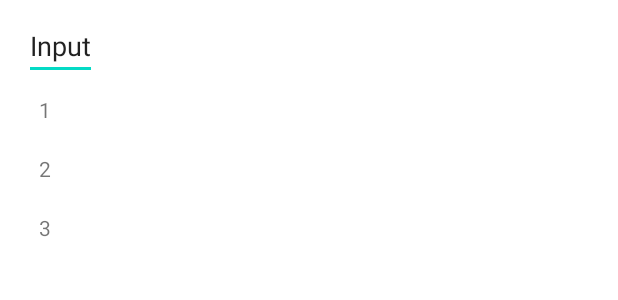
After one commit to barsimark/Hackathon-JunctionX-2022, an Android app: the layout activity_jar_add.xml on its own in the app's theme, with its tools: preview values and no code run, on a phone screen of 412 x 824 dp. The commit adds this screen. Shown: the top 300 px of the screen. Run offline under Robolectric (Android 15) with nearby library versions, the phone set to English and light mode, and no system bars; network calls fail.

Commit message:
jaractivity recyclerview done, add jar activity started

```diff
--- a/JunctionX22/app/src/main/AndroidManifest.xml
+++ b/JunctionX22/app/src/main/AndroidManifest.xml
@@ -16,6 +16,9 @@
         android:theme="@style/Theme.JunctionX22"
         tools:targetApi="31">
         <activity
+            android:name=".jar.JarAddActivity"
+            android:exported="false" />
+        <activity
             android:name=".jar.JarActivity"
             android:exported="false" />
         <activity
--- /dev/null
+++ b/JunctionX22/app/src/main/java/myapplication/junctionx22/model/JarItem.kt
@@ -0,0 +1,6 @@
+package myapplication.junctionx22.model
+
+data class JarItem(
+    val title: String,
+    val sum: Int
+)
--- /dev/null
+++ b/JunctionX22/app/src/main/res/layout/activity_jar_add.xml
@@ -0,0 +1,39 @@
+<?xml version="1.0" encoding="utf-8"?>
+<LinearLayout xmlns:android="http://schemas.android.com/apk/res/android"
+    xmlns:tools="http://schemas.android.com/tools"
+    android:layout_width="match_parent"
+    android:layout_height="wrap_content"
+    android:orientation="vertical"
+    android:paddingBottom="8dp"
+    android:paddingLeft="16dp"
+    android:paddingRight="16dp"
+    android:paddingTop="8dp">
+
+    <EditText
+        android:id="@+id/etInput"
+        android:layout_width="wrap_content"
+        android:layout_height="wrap_content"
+        android:text="Input"/>
+
+    <TextView
+        android:id="@+id/tvInput"
+        android:layout_width="wrap_content"
+        android:layout_height="wrap_content"
+        android:layout_margin="10dp"
+        android:text="1" />
+
+    <TextView
+        android:id="@+id/tvConvRate"
+        android:layout_width="wrap_content"
+        android:layout_height="wrap_content"
+        android:layout_margin="10dp"
+        android:text="2" />
+
+    <TextView
+        android:id="@+id/tvResult"
+        android:layout_width="wrap_content"
+        android:layout_height="wrap_content"
+        android:layout_margin="10dp"
+        android:text="3" />
+
+</LinearLayout>
```
Also changed, not shown: JunctionX22/app/src/main/java/myapplication/junctionx22/MainActivity.kt (+0 -22 lines), JunctionX22/app/src/main/java/myapplication/junctionx22/jar/JarActivity.kt (+25 -1 lines), JunctionX22/app/src/main/java/myapplication/junctionx22/jar/JarAdapter.kt (added, +31 -0 lines), JunctionX22/app/src/main/java/myapplication/junctionx22/jar/JarAddActivity.kt (added, +47 -0 lines), JunctionX22/app/src/main/res/layout/activity_jar.xml (+25 -9 lines), JunctionX22/app/src/main/res/layout/item_jar_list.xml (added, +27 -0 lines).
